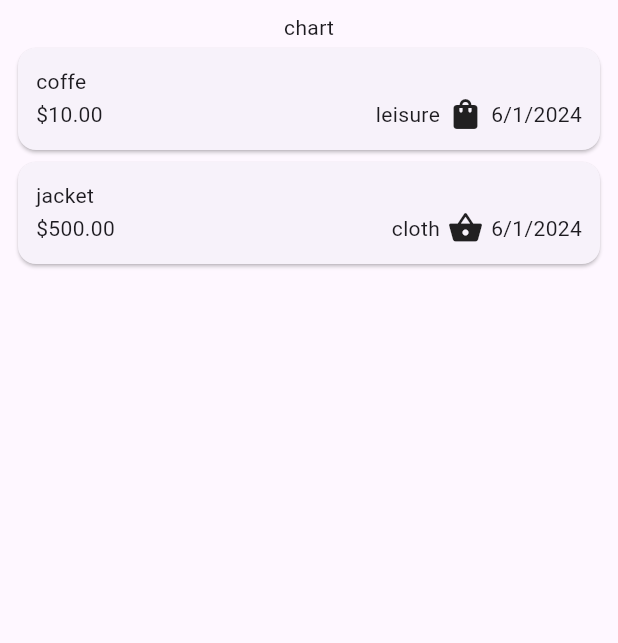
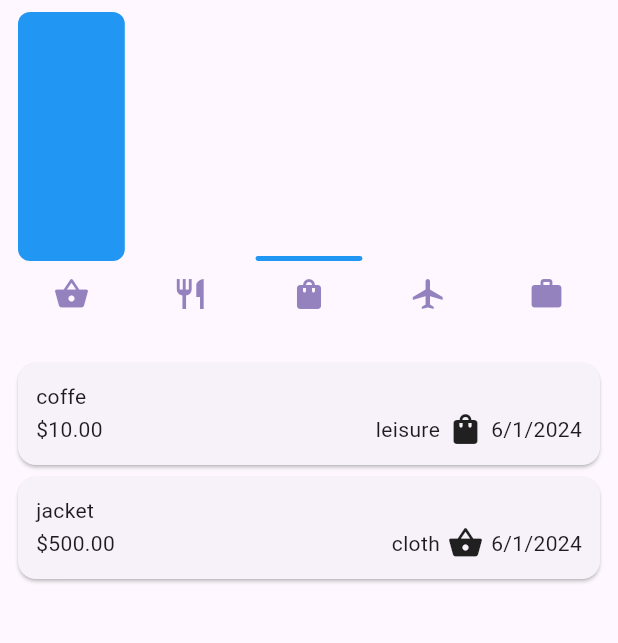
Before and after one commit to mahmoud-alwakeel/masarefy-app, a Flutter app: the screen it shows after launch, on a phone screen of 412 x 824 dp, the part 84-727 px from its top. Run offline on Flutter 3.47's test engine with Material 3 defaults, Android fonts, the phone set to English and light mode, and no system bars.

Commit message:
added chart, app finished

```diff
--- a/lib/screens/expenses.dart
+++ b/lib/screens/expenses.dart
@@ -1,4 +1,5 @@
 import 'package:flutter/material.dart';
+import 'package:masarefy/screens/widgets/chart/chart.dart';
 import 'package:masarefy/screens/widgets/new_expense.dart';
 import 'package:masarefy/screens/models/expense.dart';
 import 'package:masarefy/screens/widgets/expenses_list.dart';
@@ -85,7 +86,9 @@ class _ExpensesState extends State<Expenses> {
         padding: const EdgeInsets.all(8.0),
         child: Column(
           children: [
-            const Text("chart"),
+            ChartWidget(expenses: _savedExpenses,),
+            const SizedBox(height: 30,),
+            // const Text("chart"),
             Expanded(
               child: _savedExpenses.isEmpty
                   ? const Center(
--- /dev/null
+++ b/lib/screens/widgets/chart/chart.dart
@@ -0,0 +1,80 @@
+import 'package:flutter/material.dart';
+import 'package:flutter/widgets.dart';
+import 'package:masarefy/screens/models/expense.dart';
+import 'package:masarefy/screens/widgets/chart/chart_bar.dart';
+
+class ChartWidget extends StatelessWidget {
+  const ChartWidget({super.key, required this.expenses});
+
+  final List<Expense> expenses;
+
+  List<ExpenseBucket> get buckets {
+    return [
+      ExpenseBucket.forCategory(expenses, Category.cloth),
+      ExpenseBucket.forCategory(expenses, Category.food),
+      ExpenseBucket.forCategory(expenses, Category.leisure),
+      ExpenseBucket.forCategory(expenses, Category.travel),
+      ExpenseBucket.forCategory(expenses, Category.work),
+    ];
+  }
+
+  double get maxTotalExpense {
+    double maxTotalExpense = 0;
+    for (final bucket in buckets) {
+      if (bucket.totalExpenses > maxTotalExpense) {
+        maxTotalExpense = bucket.totalExpenses;
+      }
+    }
+    print(maxTotalExpense);
+    return maxTotalExpense;
+  }
+
+  @override
+  Widget build(BuildContext context) {
+    final isDarkMode = MediaQuery.of(context).platformBrightness == Brightness.dark;
+    return Container(
+      width: double.infinity,
+      height: 200,
+      decoration: BoxDecoration(
+        borderRadius: BorderRadius.circular(8),
+      ),
+      child: Column(
+        children: [
+          Expanded(
+            child: Row(
+              crossAxisAlignment: CrossAxisAlignment.end,
+              children: [
+                for (final bucket in buckets)
+                  ChartBar(
+                    fill: bucket.totalExpenses == 0
+                        ? 0
+                        : bucket.totalExpenses / maxTotalExpense,
+                  ),
+              ],
+            ),
+          ),
+          const SizedBox(
+            height: 10,
+          ),
+          Row(
+            children: buckets
+                .map(
+                  (bucket) => Expanded(
+                    child: Icon(
+                      categoryIcon[bucket.category],
+                      color: isDarkMode
+                            ? Theme.of(context).colorScheme.secondary
+                            : Theme.of(context)
+                                .colorScheme
+                                .primary
+                                .withOpacity(0.7),
+                    ),
+                  ),
+                )
+                .toList(),
+          )
+        ],
+      ),
+    );
+  }
+}
--- /dev/null
+++ b/lib/screens/widgets/chart/chart_bar.dart
@@ -0,0 +1,26 @@
+import 'package:flutter/material.dart';
+
+class ChartBar extends StatelessWidget {
+  const ChartBar({super.key, required this.fill});
+
+  final double fill;
+
+  @override
+  Widget build(BuildContext context) {
+    return Expanded(
+      child: Padding(
+        padding: const EdgeInsets.symmetric(horizontal: 4.0),
+        child: FractionallySizedBox(
+          heightFactor: fill,
+          child: DecoratedBox(
+            decoration: BoxDecoration(
+              shape: BoxShape.rectangle,
+              borderRadius: BorderRadius.circular(8),
+              color: Colors.blue,
+            ),
+          ),
+        ),
+      ),
+    );
+  }
+}
```
